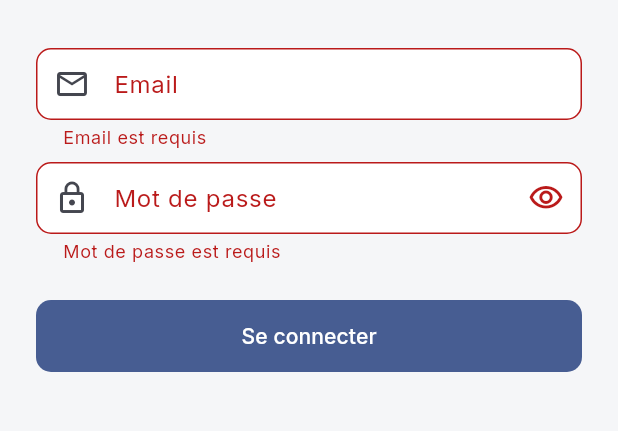
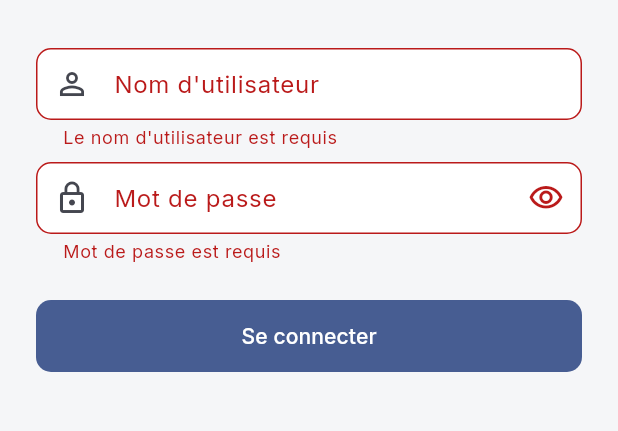
Before and after one commit to pylg2004/main-divine-multiservices, a Flutter app: the LoginScreen screen opened by its route, after a tap on "Se connecter", on a phone screen of 412 x 824 dp, the part 504-935 px from its top. Run offline on Flutter 3.47's test engine with Material 3 defaults, Android fonts, the phone set to English and light mode, and no system bars; our stand-ins replace email_validator, fl_chart, flutter_riverpod, go_router, google_fonts, hive and 3 more; missing offline and left inert: esc_pos_utils_plus; accounts and stored records are empty.

Commit message:
first commit

```diff
--- a/lib/core/utils/validators.dart
+++ b/lib/core/utils/validators.dart
@@ -7,12 +7,6 @@ class Validators {
     if (value == null || value.trim().isEmpty) {
       return '$field est requis';
     }
-    return null;
-  }
-
-  static String? email(String? value) {
-    if (value == null || value.trim().isEmpty) return 'Email requis';
-    if (!EmailValidator.validate(value.trim())) return 'Email invalide';
     return null;
   }
 
--- a/lib/data/models/user_model.dart
+++ b/lib/data/models/user_model.dart
@@ -8,8 +8,10 @@ part 'user_model.g.dart';
 class UserModel extends HiveObject {
   @HiveField(0)
   String id;
+  /// Identifiant de connexion choisi et géré par l'admin — un simple nom
+  /// d'utilisateur, pas une adresse email (le personnel n'en a pas toujours).
   @HiveField(1)
-  String email;
+  String username;
   @HiveField(2)
   String name;
   @HiveField(3)
@@ -27,7 +29,7 @@ class UserModel extends HiveObject {
 
   UserModel({
     required this.id,
-    required this.email,
+    required this.username,
     required this.name,
     required this.role,
     this.phone,
--- a/lib/data/repositories/auth_repository.dart
+++ b/lib/data/repositories/auth_repository.dart
@@ -24,45 +24,45 @@ class AuthRepository {
 
   bool get hasAnyUser => HiveDatasource.users.isNotEmpty;
 
-  UserModel? findByEmail(String email) {
-    final normalized = email.trim().toLowerCase();
+  UserModel? findByUsername(String username) {
+    final normalized = username.trim().toLowerCase();
     try {
       return HiveDatasource.users.values
-          .firstWhere((u) => u.email.toLowerCase() == normalized);
+          .firstWhere((u) => u.username.toLowerCase() == normalized);
     } catch (_) {
       return null;
     }
   }
 
-  Future<UserModel> login(String email, String password) async {
-    final user = findByEmail(email);
+  Future<UserModel> login(String username, String password) async {
+    final user = findByUsername(username);
     if (user == null) {
-      throw const AuthException('Email ou mot de passe incorrect');
+      throw const AuthException("Nom d'utilisateur ou mot de passe incorrect");
     }
     if (!user.active) {
       throw const AuthException('Ce compte a été désactivé');
     }
     if (!verifyPassword(user, password)) {
-      throw const AuthException('Email ou mot de passe incorrect');
+      throw const AuthException("Nom d'utilisateur ou mot de passe incorrect");
     }
     return user;
   }
 
   Future<UserModel> createUser({
-    required String email,
+    required String username,
     required String name,
     required UserRole role,
     String? phone,
     required String password,
     bool active = true,
   }) async {
-    if (findByEmail(email) != null) {
-      throw const ValidationException('Un utilisateur avec cet email existe déjà');
+    if (findByUsername(username) != null) {
+      throw const ValidationException('Un utilisateur avec ce nom d\'utilisateur existe déjà');
     }
     final salt = generateSalt();
     final user = UserModel(
       id: _uuid.v4(),
-      email: email.trim(),
+      username: username.trim(),
       name: name.trim(),
       role: role,
       phone: phone?.trim(),
--- a/lib/features/auth/login_screen.dart
+++ b/lib/features/auth/login_screen.dart
@@ -15,7 +15,7 @@ class LoginScreen extends ConsumerStatefulWidget {
 
 class _LoginScreenState extends ConsumerState<LoginScreen> {
   final _formKey = GlobalKey<FormState>();
-  final _emailCtrl = TextEditingController();
+  final _usernameCtrl = TextEditingController();
   final _passwordCtrl = TextEditingController();
   bool _obscure = true;
   bool _submitting = false;
@@ -23,7 +23,7 @@ class _LoginScreenState extends ConsumerState<LoginScreen> {
 
   @override
   void dispose() {
-    _emailCtrl.dispose();
+    _usernameCtrl.dispose();
     _passwordCtrl.dispose();
     super.dispose();
   }
@@ -35,7 +35,7 @@ class _LoginScreenState extends ConsumerState<LoginScreen> {
       _error = null;
     });
     try {
-      await ref.read(sessionProvider.notifier).login(_emailCtrl.text.trim(), _passwordCtrl.text);
+      await ref.read(sessionProvider.notifier).login(_usernameCtrl.text.trim(), _passwordCtrl.text);
     } catch (e) {
       setState(() => _error = e.toString());
     } finally {
@@ -77,10 +77,10 @@ class _LoginScreenState extends ConsumerState<LoginScreen> {
                     const SizedBox(height: AppSizes.md),
                   ],
                   TextFormField(
-                    controller: _emailCtrl,
-                    decoration: const InputDecoration(labelText: 'Email', prefixIcon: Icon(Icons.email_outlined)),
-                    keyboardType: TextInputType.emailAddress,
-                    validator: (v) => Validators.required(v, field: 'Email'),
+                    controller: _usernameCtrl,
+                    decoration:
+                        const InputDecoration(labelText: "Nom d'utilisateur", prefixIcon: Icon(Icons.person_outline)),
+                    validator: (v) => Validators.required(v, field: "Le nom d'utilisateur"),
                     onFieldSubmitted: (_) => _submit(),
                   ),
                   const SizedBox(height: AppSizes.sm),
--- a/lib/features/auth/session_notifier.dart
+++ b/lib/features/auth/session_notifier.dart
@@ -32,8 +32,8 @@ class SessionNotifier extends StateNotifier<Session?> {
     await prefs.remove(_prefsExpiryKey);
   }
 
-  Future<void> login(String email, String password) async {
-    final user = await _authRepository.login(email, password);
+  Future<void> login(String username, String password) async {
+    final user = await _authRepository.login(username, password);
     final expiry = DateTime.now().add(_sessionDuration);
     final prefs = await SharedPreferences.getInstance();
     await prefs.setString(_prefsUserIdKey, user.id);
--- a/lib/features/profile/profile_screen.dart
+++ b/lib/features/profile/profile_screen.dart
@@ -102,8 +102,8 @@ class _ProfileScreenState extends ConsumerState<ProfileScreen> {
                       ),
                       const SizedBox(height: AppSizes.sm),
                       TextFormField(
-                        initialValue: session.user.email,
-                        decoration: const InputDecoration(labelText: 'Email'),
+                        initialValue: session.user.username,
+                        decoration: const InputDecoration(labelText: "Nom d'utilisateur"),
                         enabled: false,
                       ),
                       const SizedBox(height: AppSizes.sm),
--- a/lib/features/setup/setup_wizard_screen.dart
+++ b/lib/features/setup/setup_wizard_screen.dart
@@ -37,7 +37,7 @@ class _SetupWizardScreenState extends ConsumerState<SetupWizardScreen> {
 
   // Étape 2
   final _adminNameCtrl = TextEditingController();
-  final _adminEmailCtrl = TextEditingController();
+  final _adminUsernameCtrl = TextEditingController();
   final _adminPhoneCtrl = TextEditingController();
   final _passwordCtrl = TextEditingController();
   final _confirmPasswordCtrl = TextEditingController();
@@ -58,7 +58,7 @@ class _SetupWizardScreenState extends ConsumerState<SetupWizardScreen> {
     _companyPhoneCtrl.dispose();
     _addressCtrl.dispose();
     _adminNameCtrl.dispose();
-    _adminEmailCtrl.dispose();
+    _adminUsernameCtrl.dispose();
     _adminPhoneCtrl.dispose();
     _passwordCtrl.dispose();
     _confirmPasswordCtrl.dispose();
@@ -92,7 +92,7 @@ class _SetupWizardScreenState extends ConsumerState<SetupWizardScreen> {
       final authRepo = ref.read(authRepositoryProvider);
 
       await authRepo.createUser(
-        email: _adminEmailCtrl.text,
+        username: _adminUsernameCtrl.text,
         name: _adminNameCtrl.text,
         role: UserRole.superAdmin,
         phone: _adminPhoneCtrl.text,
@@ -273,10 +273,9 @@ class _SetupWizardScreenState extends ConsumerState<SetupWizardScreen> {
           ),
           const SizedBox(height: AppSizes.sm),
           TextFormField(
-            controller: _adminEmailCtrl,
-            decoration: const InputDecoration(labelText: 'Email'),
-            keyboardType: TextInputType.emailAddress,
-            validator: Validators.email,
+            controller: _adminUsernameCtrl,
+            decoration: const InputDecoration(labelText: "Nom d'utilisateur"),
+            validator: (v) => Validators.required(v, field: "Le nom d'utilisateur"),
           ),
           const SizedBox(height: AppSizes.sm),
           TextFormField(
@@ -364,7 +363,7 @@ class _SetupWizardScreenState extends ConsumerState<SetupWizardScreen> {
         const SizedBox(height: AppSizes.md),
         _SummaryRow('Entreprise', _companyNameCtrl.text),
         _SummaryRow('Super Admin', _adminNameCtrl.text),
-        _SummaryRow('Email', _adminEmailCtrl.text),
+        _SummaryRow("Nom d'utilisateur", _adminUsernameCtrl.text),
         _SummaryRow('Devise', _currencyCode),
         _SummaryRow('Imprimante', _printerType == null ? 'À configurer plus tard' : _printerType!.name),
         const SizedBox(height: AppSizes.md),
--- a/lib/features/users/user_form_screen.dart
+++ b/lib/features/users/user_form_screen.dart
@@ -23,7 +23,7 @@ class UserFormScreen extends ConsumerStatefulWidget {
 class _UserFormScreenState extends ConsumerState<UserFormScreen> {
   final _formKey = GlobalKey<FormState>();
   final _nameCtrl = TextEditingController();
-  final _emailCtrl = TextEditingController();
+  final _usernameCtrl = TextEditingController();
   final _phoneCtrl = TextEditingController();
   final _passwordCtrl = TextEditingController();
   final _confirmPasswordCtrl = TextEditingController();
@@ -40,7 +40,7 @@ class _UserFormScreenState extends ConsumerState<UserFormScreen> {
       final user = ref.read(authRepositoryProvider).byId(widget.userId!);
       if (user != null) {
         _nameCtrl.text = user.name;
-        _emailCtrl.text = user.email;
+        _usernameCtrl.text = user.username;
         _phoneCtrl.text = user.phone ?? '';
         _role = user.role;
         _active = user.active;
@@ -52,7 +52,7 @@ class _UserFormScreenState extends ConsumerState<UserFormScreen> {
   @override
   void dispose() {
     _nameCtrl.dispose();
-    _emailCtrl.dispose();
+    _usernameCtrl.dispose();
     _phoneCtrl.dispose();
     _passwordCtrl.dispose();
     _confirmPasswordCtrl.dispose();
@@ -75,7 +75,7 @@ class _UserFormScreenState extends ConsumerState<UserFormScreen> {
         );
       } else {
         await repo.createUser(
-          email: _emailCtrl.text,
+          username: _usernameCtrl.text,
           name: _nameCtrl.text,
           role: _role,
           phone: _phoneCtrl.text,
@@ -87,7 +87,7 @@ class _UserFormScreenState extends ConsumerState<UserFormScreen> {
       final actor = ref.read(sessionProvider)!.user;
       await ref
           .read(auditServiceProvider)
-          .log(actor, _isEdit ? 'Utilisateur modifié' : 'Utilisateur créé', details: _emailCtrl.text);
+          .log(actor, _isEdit ? 'Utilisateur modifié' : 'Utilisateur créé', details: _usernameCtrl.text);
       if (mounted) {
         ToastService.success(_isEdit ? 'Utilisateur mis à jour' : 'Utilisateur créé');
         context.pop();
@@ -140,11 +140,10 @@ class _UserFormScreenState extends ConsumerState<UserFormScreen> {
                   ),
                   const SizedBox(height: AppSizes.sm),
                   TextFormField(
-                    controller: _emailCtrl,
-                    decoration: const InputDecoration(labelText: 'Email'),
+                    controller: _usernameCtrl,
+                    decoration: const InputDecoration(labelText: "Nom d'utilisateur"),
                     enabled: !_isEdit,
-                    keyboardType: TextInputType.emailAddress,
-                    validator: Validators.email,
+                    validator: (v) => Validators.required(v, field: "Le nom d'utilisateur"),
                   ),
                   const SizedBox(height: AppSizes.sm),
                   TextFormField(
--- a/lib/features/users/users_list_screen.dart
+++ b/lib/features/users/users_list_screen.dart
@@ -45,7 +45,7 @@ class UsersListScreen extends ConsumerWidget {
                     child: Icon(workstation.icon, color: workstation.color),
                   ),
                   title: Text(u.name),
-                  subtitle: Text('${u.email} · ${u.role.label}'),
+                  subtitle: Text('${u.username} · ${u.role.label}'),
                   trailing: Row(
                     mainAxisSize: MainAxisSize.min,
                     children: [
```
Also changed, not shown: lib/data/models/user_model.g.dart.
